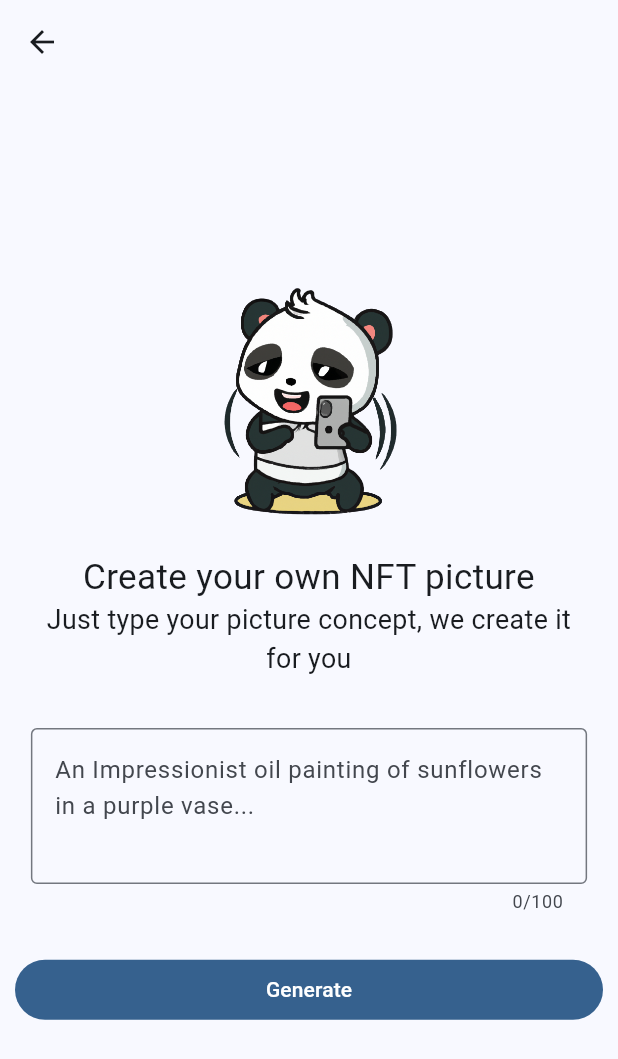
After one commit to TamilKannanCV/nfungible, a Flutter app: the AIImagesSearchScreen screen opened directly, on a phone screen of 412 x 824 dp. The commit adds this screen. Shown: the top 1059 px of the screen. Run offline on Flutter 3.47's test engine with Material 2 defaults, Android fonts, the light colour scheme and no system bars; our stand-ins replace cached_network_image, dropdown_button2, file_picker, flutter_animate, flutter_bloc, flutter_dotenv and 6 more; missing offline and left inert: customizable_counter; network calls fail.

Commit message:
added support to create images

```diff
--- /dev/null
+++ b/lib/dialogs/image_source_picker.dart
@@ -0,0 +1,44 @@
+import 'package:flutter/material.dart';
+import 'package:nfungible/enums/image_source.dart';
+
+class ImageSourcePicker extends StatefulWidget {
+  const ImageSourcePicker({super.key, required this.onImageSourcePicked});
+
+  final void Function(ImageSource source) onImageSourcePicked;
+
+  @override
+  State<ImageSourcePicker> createState() => _ImageSourcePickerState();
+}
+
+class _ImageSourcePickerState extends State<ImageSourcePicker> {
+  @override
+  Widget build(BuildContext context) {
+    return AlertDialog(
+      title: const Text("Choose NFT picture source"),
+      content: ListView(
+        shrinkWrap: true,
+        children: [
+          ListTile(
+            shape: RoundedRectangleBorder(
+              borderRadius: BorderRadius.circular(100.0),
+            ),
+            title: const Text("Pick from device"),
+            onTap: () {
+              widget.onImageSourcePicked.call(ImageSource.pick);
+            },
+          ),
+          ListTile(
+            title: const Text("Create own NFT picture"),
+            subtitle: const Text("You can create your own NFT picture using AI"),
+            shape: RoundedRectangleBorder(
+              borderRadius: BorderRadius.circular(100.0),
+            ),
+            onTap: () {
+              widget.onImageSourcePicked.call(ImageSource.create);
+            },
+          )
+        ],
+      ),
+    );
+  }
+}
--- /dev/null
+++ b/lib/enums/image_source.dart
@@ -0,0 +1,4 @@
+enum ImageSource {
+  create,
+  pick,
+}
--- a/lib/models/cubit/graphql_cubit.dart
+++ b/lib/models/cubit/graphql_cubit.dart
@@ -4,7 +4,7 @@ import 'dart:io';
 import 'package:flutter/material.dart';
 import 'package:flutter_bloc/flutter_bloc.dart';
 import 'package:nfungible/models/nft_set/nft_set.dart';
-import 'package:nfungible/services/graphql_service.dart';
+import 'package:nfungible/services/graphql_services.dart';
 
 part 'graphql_state.dart';
 
--- /dev/null
+++ b/lib/screens/ai_image_search_screen.dart
@@ -0,0 +1,96 @@
+import 'package:flutter/material.dart';
+import 'package:nfungible/extensions/context_extension.dart';
+import 'package:nfungible/gen/assets.gen.dart';
+import 'package:nfungible/screens/ai_images_result_screen.dart';
+import 'package:sizer/sizer.dart';
+
+class AIImagesSearchScreen extends StatelessWidget {
+  AIImagesSearchScreen({super.key});
+
+  final GlobalKey<FormState> _formKey = GlobalKey<FormState>();
+  final TextEditingController _controller = TextEditingController();
+  @override
+  Widget build(BuildContext context) {
+    return Scaffold(
+      appBar: AppBar(),
+      body: Form(
+        key: _formKey,
+        child: Center(
+          child: SingleChildScrollView(
+            child: Column(
+              mainAxisSize: MainAxisSize.min,
+              children: [
+                Assets.images.pandaWithMobile.image(
+                  width: 40.0.w,
+                  height: 40.0.w,
+                  fit: BoxFit.contain,
+                ),
+                SizedBox(height: 2.0.h),
+                Text(
+                  "Create your own NFT picture",
+                  style: TextStyle(fontSize: 17.0.sp),
+                  textAlign: TextAlign.center,
+                ),
+                SizedBox(
+                  width: 85.0.w,
+                  child: Text(
+                    "Just type your picture concept, we create it for you",
+                    textAlign: TextAlign.center,
+                    style: TextStyle(fontSize: 13.0.sp),
+                  ),
+                ),
+                SizedBox(height: 4.0.h),
+                SizedBox(
+                  width: 90.0.w,
+                  child: TextFormField(
+                    controller: _controller,
+                    decoration: const InputDecoration(
+                      border: OutlineInputBorder(),
+                      hintText: "An Impressionist oil painting of sunflowers in a purple vase...",
+                    ),
+                    maxLines: 3,
+                    maxLength: 100,
+                    validator: (value) {
+                      if (value == null || value.trim().isEmpty) {
+                        return "*required";
+                      }
+                      return null;
+                    },
+                  ),
+                ),
+                SizedBox(height: 2.0.h),
+                Container(
+                  width: double.infinity,
+                  padding: const EdgeInsets.all(10.0),
+                  child: FilledButton(
+                    onPressed: () {
+                      if (_formKey.currentState?.validate() == false) {
+                        return;
+                      }
+                      context
+                          .push<String>(
+                        MaterialPageRoute(
+                          builder: (context) => AIImagesResultScreen(
+                            query: _controller.text,
+                          ),
+                        ),
+                      )
+                          .then(
+                        (value) {
+                          if (value != null) {
+                            context.pop(value);
+                          }
+                        },
+                      );
+                    },
+                    child: const Text("Generate"),
+                  ),
+                )
+              ],
+            ),
+          ),
+        ),
+      ),
+    );
+  }
+}
--- a/lib/screens/create_set_screen.dart
+++ b/lib/screens/create_set_screen.dart
@@ -2,7 +2,7 @@ import 'package:flutter/material.dart';
 import 'package:flutter_bloc/flutter_bloc.dart';
 import 'package:nfungible/extensions/context_extension.dart';
 import 'package:nfungible/models/cubit/graphql_cubit.dart';
-import 'package:nfungible/services/graphql_service.dart';
+import 'package:nfungible/services/graphql_services.dart';
 import 'package:sizer/sizer.dart';
 import 'package:sliver_tools/sliver_tools.dart';
 
--- a/lib/screens/home_screen.dart
+++ b/lib/screens/home_screen.dart
@@ -5,7 +5,7 @@ import 'package:nfungible/constants.dart';
 import 'package:nfungible/extensions/context_extension.dart';
 import 'package:nfungible/models/cubit/graphql_cubit.dart';
 import 'package:nfungible/screens/create_nft_screen.dart';
-import 'package:nfungible/services/graphql_service.dart';
+import 'package:nfungible/services/graphql_services.dart';
 import 'package:nfungible/widgets/nftmodel_widget.dart';
 import 'package:sizer/sizer.dart';
 import '../gen/assets.gen.dart';
--- a/pubspec.yaml
+++ b/pubspec.yaml
@@ -22,7 +22,6 @@ dependencies:
   flutter_bloc: ^8.1.2
   flutter_dotenv: ^5.0.2
   graphql_flutter: ^5.1.1
-  cached_network_image: ^3.2.3
   palette_generator: ^0.3.3+2
   flutter_animate: ^4.1.0
   carousel_slider: ^4.2.1
@@ -30,6 +29,8 @@ dependencies:
   customizable_counter: ^1.0.4
   permission_handler: ^10.2.0
   file_picker: ^5.2.5
+  cached_network_image: ^3.2.3
+  path_provider: ^2.0.13
 
 dev_dependencies:
   flutter_test:
```
Also changed, not shown: lib/extensions/context_extension.dart (+32 -6 lines), lib/gen/assets.gen.dart (+6 -1 lines), lib/main.dart (+9 -1 lines), lib/models/cubit/openai_cubit.dart (added, +40 -0 lines), lib/models/cubit/openai_state.dart (added, +16 -0 lines), lib/screens/ai_images_result_screen.dart (added, +151 -0 lines), lib/screens/auth_screen.dart (deleted, +0 -25 lines), lib/screens/create_nft_screen.dart (+103 -28 lines), lib/screens/nft_model_screen.dart (+6 -5 lines), lib/services/graphql_services.dart (renamed from lib/services/graphql_service.dart, +48 -0 lines), lib/services/openai_services.dart (added, +57 -0 lines), lib/widgets/nftmodel_widget.dart (+4 -14 lines), assets/images/panda_with_mobile.png (added), pubspec.lock.
